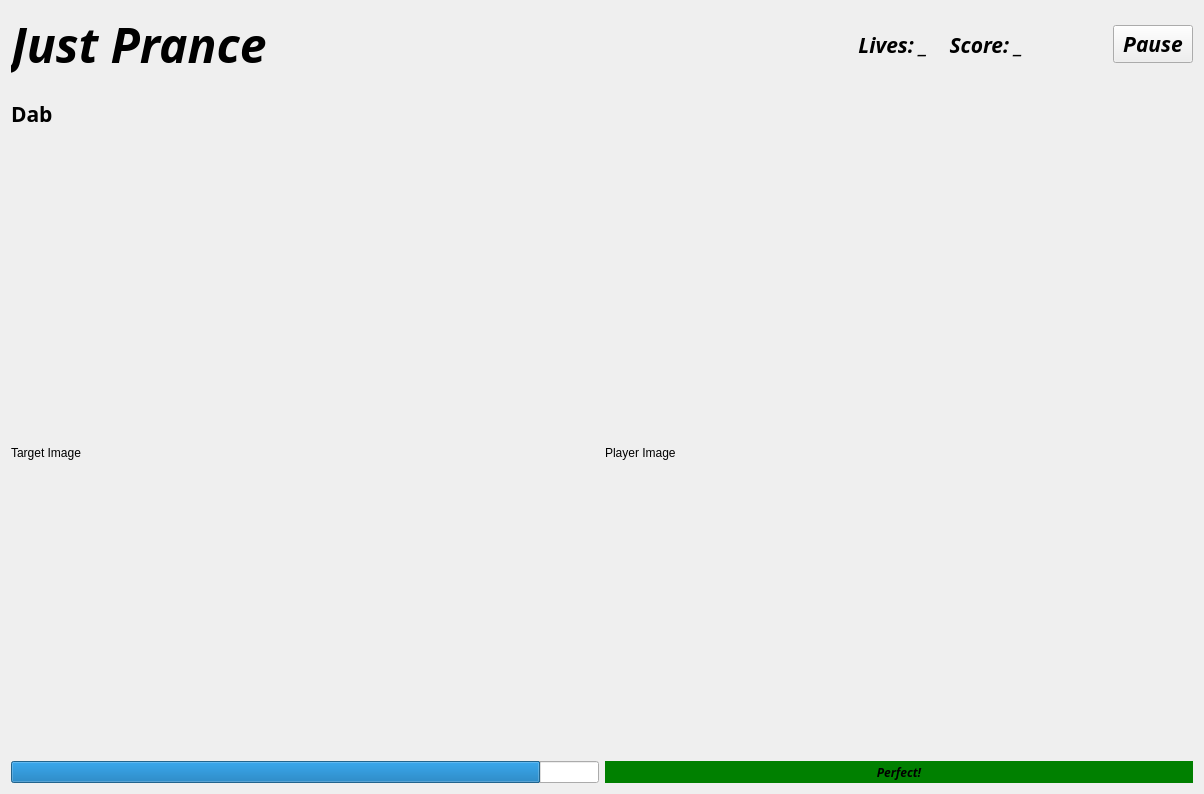
Above: Dance_Game/game_screen.ui from BradyCason/CV-Dance-Game before the change. Below: the same form after it.
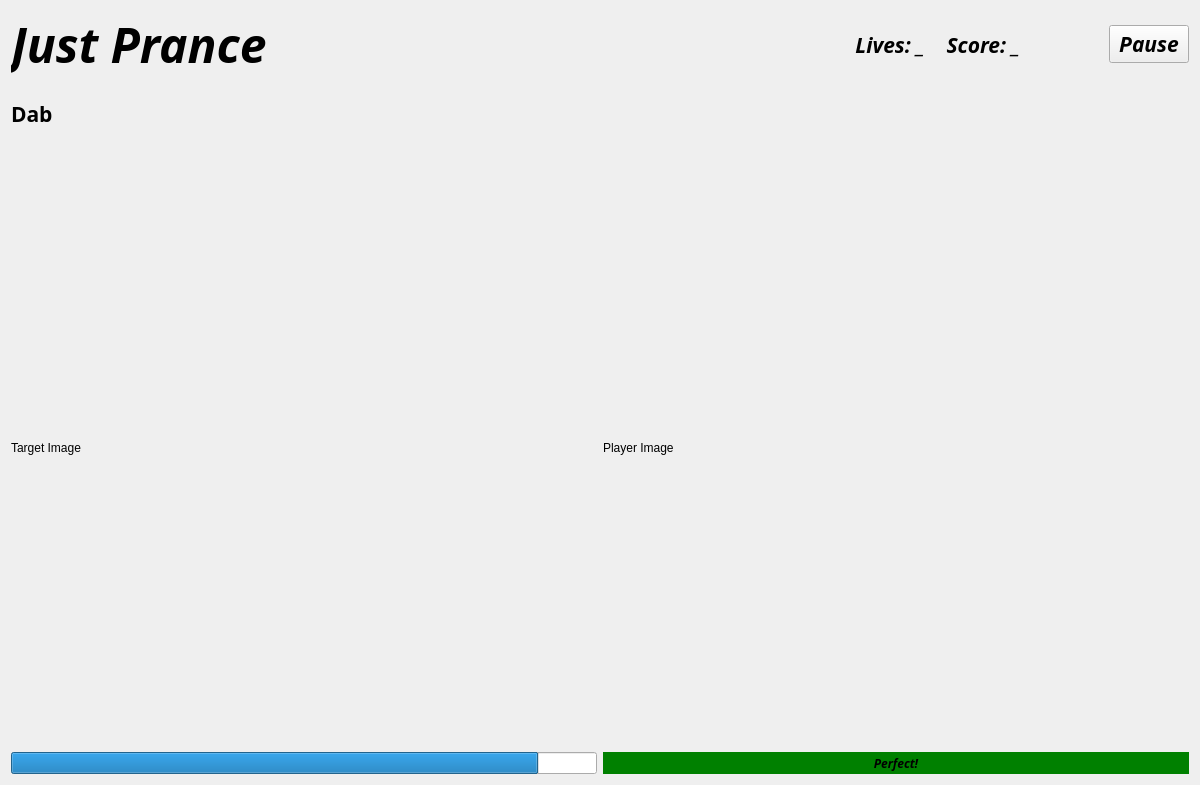
That is the form after the change.

Commit message: get_new_images method

Patch:
```diff
--- a/Dance_Game/game_screen.ui
+++ b/Dance_Game/game_screen.ui
@@ -6,14 +6,14 @@
    <rect>
     <x>0</x>
     <y>0</y>
-    <width>1204</width>
-    <height>794</height>
+    <width>1200</width>
+    <height>785</height>
    </rect>
   </property>
   <property name="windowTitle">
    <string>Form</string>
   </property>
-  <layout class="QGridLayout" name="gridLayout_2" rowstretch="1,1,10,1" columnstretch="1,1,0,0">
+  <layout class="QGridLayout" name="gridLayout_2" rowstretch="1,1,10,1" columnstretch="1,1">
    <item row="3" column="1">
     <widget class="QLabel" name="move_status">
      <property name="font">
```
The commit also changes 2 other files.
